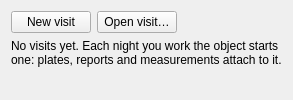
First picture: the form in nightscribe/gui/ui/visits_panel.ui, repository irydeo/nightscribe, before the edit.
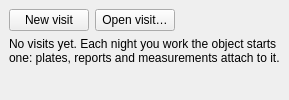
Second picture: the form after the edit.

```diff
--- a/nightscribe/gui/ui/visits_panel.ui
+++ b/nightscribe/gui/ui/visits_panel.ui
@@ -8,7 +8,7 @@
 <ui version="4.0">
  <class>VisitsPanel</class>
  <widget class="QWidget" name="VisitsPanel">
-  <layout class="QVBoxLayout" name="vbox_visits">
+  <layout class="QVBoxLayout" name="vbox_visits"><property name="leftMargin"><number>9</number></property><property name="topMargin"><number>9</number></property><property name="rightMargin"><number>9</number></property><property name="bottomMargin"><number>9</number></property>
    <property name="layoutStretch"><string notr="true">0,0,1</string></property>
    <item>
     <layout class="QHBoxLayout" name="row_top">
```
